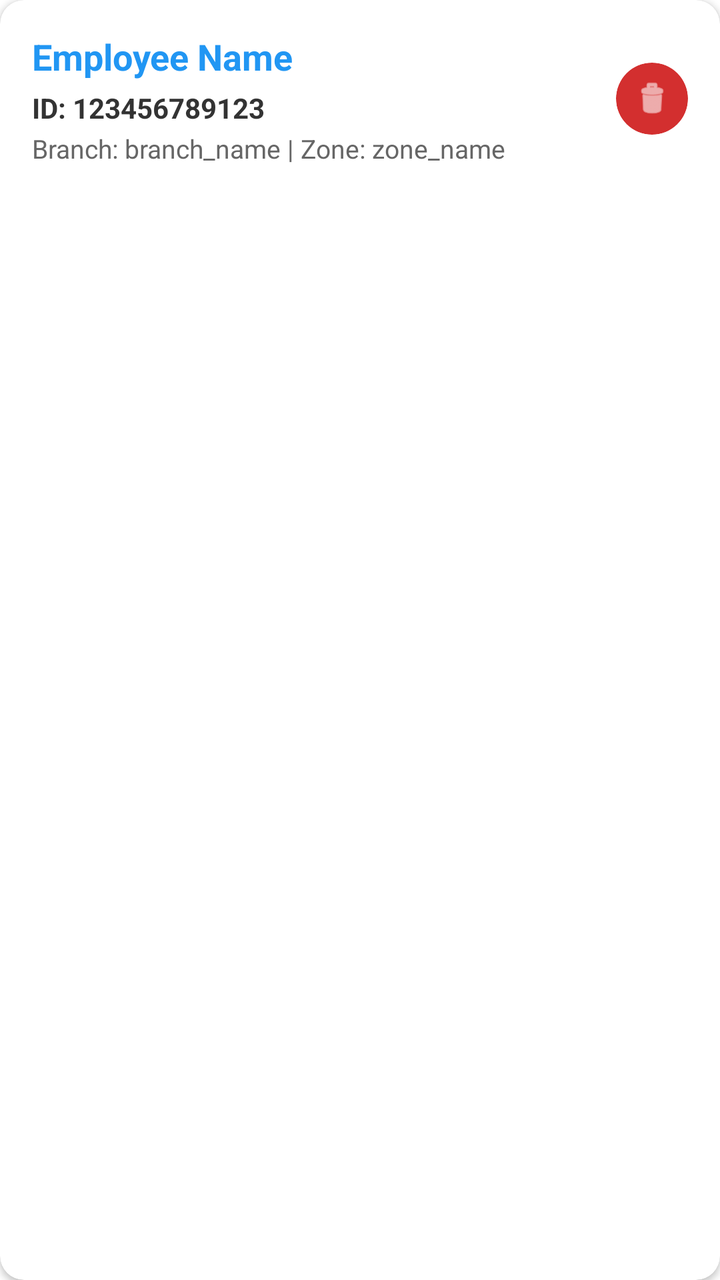
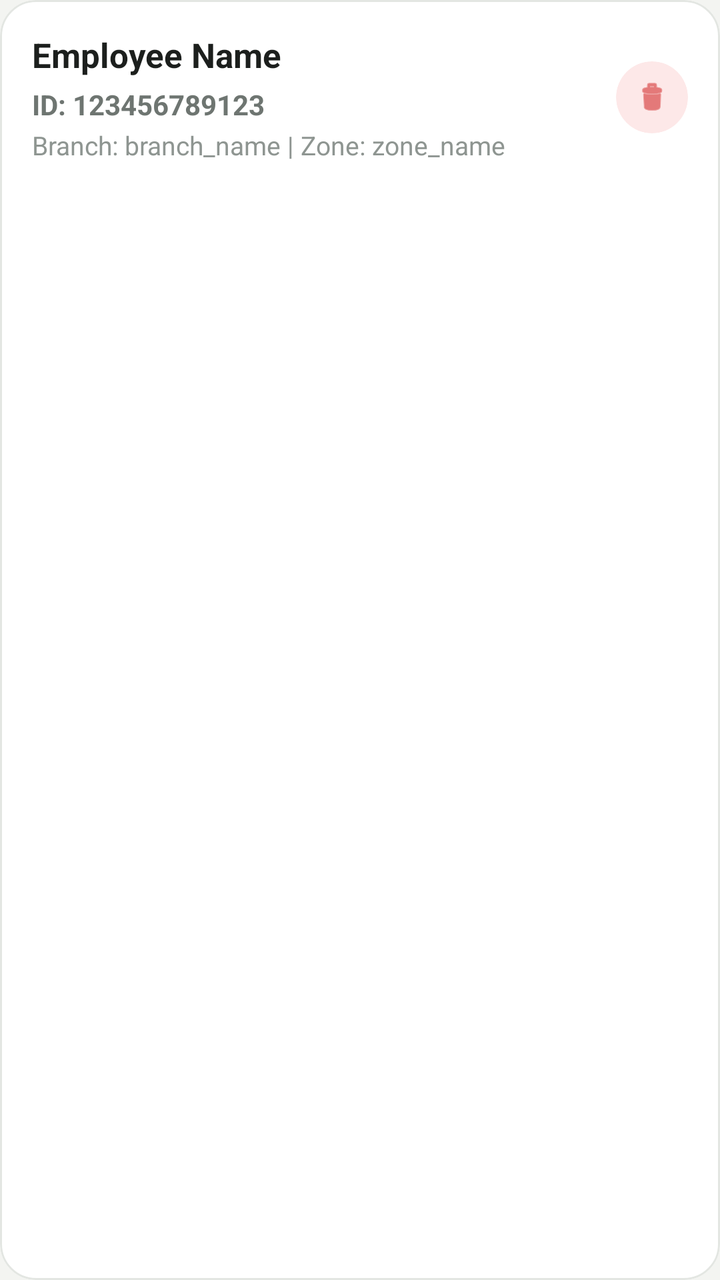

The first picture is an Android layout as it rendered before a commit; the second is the same layout after the commit. The layout source and the unified diff follow.
<!-- AndroidManifest.xml: application theme Theme.PerformanceTracker -->
<!-- res/layout/item_officer.xml -->
<?xml version="1.0" encoding="utf-8"?>
<com.google.android.material.card.MaterialCardView
     xmlns:android="http://schemas.android.com/apk/res/android"
     xmlns:app="http://schemas.android.com/apk/res-auto"
     android:layout_height="wrap_content"
     android:layout_width="match_parent"
     android:layout_marginVertical="6dp"
     android:layout_marginHorizontal="16dp"
     app:cardElevation="2dp"
     app:cardBackgroundColor="#FFFFFF"
     app:cardCornerRadius="12dp">

    <LinearLayout
         android:layout_height="wrap_content"
         android:layout_width="match_parent"
         android:gravity="center_vertical"
         android:padding="16dp"
         android:orientation="horizontal">

        <LinearLayout
             android:layout_height="wrap_content"
             android:layout_width="0dp"
             android:orientation="vertical"
             android:layout_weight="1">

            <TextView
                 android:layout_height="wrap_content"
                 android:layout_width="wrap_content"
                 android:textSize="18sp"
                 android:textColor="#2196F3"
                 android:id="@+id/tvOfficerName"
                 android:text="Employee Name"
                 android:textStyle="bold" />

            <TextView
                 android:layout_height="wrap_content"
                 android:layout_width="wrap_content"
                 android:textSize="14sp"
                 android:textColor="#333333"
                 android:layout_marginTop="4dp"
                 android:id="@+id/tvOfficerId"
                 android:text="ID: 123456789123"
                 android:textStyle="bold" />

            <TextView
                 android:layout_height="wrap_content"
                 android:layout_width="wrap_content"
                 android:textSize="13sp"
                 android:textColor="#666666"
                 android:layout_marginTop="2dp"
                 android:id="@+id/tvBranchZone"
                 android:text="Branch: branch_name | Zone: zone_name" />

        </LinearLayout>

        <com.google.android.material.card.MaterialCardView
             android:layout_height="36dp"
             android:layout_width="36dp"
             android:clickable="true"
             app:cardElevation="0dp"
             app:cardBackgroundColor="#D32F2F"
             app:cardCornerRadius="18dp"
             android:focusable="true"
             android:id="@+id/btnDeleteOfficer"
             android:foreground="?attr/selectableItemBackground">

            <ImageView
                 android:layout_height="match_parent"
                 android:layout_width="match_parent"
                 android:src="@android:drawable/ic_menu_delete"
                 app:tint="#FFFFFF"
                 android:padding="8dp" />

        </com.google.android.material.card.MaterialCardView>

    </LinearLayout>

</com.google.android.material.card.MaterialCardView>
<!-- resources referenced by this layout -->
<resources>
  <style name="Theme.PerformanceTracker" parent="Theme.MaterialComponents.DayNight.NoActionBar">
          <item name="colorPrimary">#2196F3</item>
          <item name="colorPrimaryVariant">#1976D2</item>
          <item name="colorOnPrimary">#FFFFFF</item>
          <item name="android:statusBarColor">#1976D2</item>
      </style>
</resources>

<!-- the commit's change to res/layout/item_officer.xml (unified diff, before → after) -->
@@ -4,11 +4,13 @@
      xmlns:app="http://schemas.android.com/apk/res-auto"
      android:layout_height="wrap_content"
      android:layout_width="match_parent"
-     android:layout_marginVertical="6dp"
+     android:layout_marginVertical="5dp"
      android:layout_marginHorizontal="16dp"
-     app:cardElevation="2dp"
-     app:cardBackgroundColor="#FFFFFF"
-     app:cardCornerRadius="12dp">
+     app:cardElevation="0dp"
+     app:strokeColor="@color/card_stroke"
+     app:strokeWidth="1dp"
+     app:cardBackgroundColor="@color/surface_card"
+     app:cardCornerRadius="18dp">
 
     <LinearLayout
          android:layout_height="wrap_content"
@@ -26,8 +28,8 @@
             <TextView
                  android:layout_height="wrap_content"
                  android:layout_width="wrap_content"
-                 android:textSize="18sp"
-                 android:textColor="#2196F3"
+                 android:textSize="17sp"
+                 android:textColor="@color/text_primary"
                  android:id="@+id/tvOfficerName"
                  android:text="Employee Name"
                  android:textStyle="bold" />
@@ -36,7 +38,7 @@
                  android:layout_height="wrap_content"
                  android:layout_width="wrap_content"
                  android:textSize="14sp"
-                 android:textColor="#333333"
+                 android:textColor="@color/text_secondary"
                  android:layout_marginTop="4dp"
                  android:id="@+id/tvOfficerId"
                  android:text="ID: 123456789123"
@@ -46,7 +48,7 @@
                  android:layout_height="wrap_content"
                  android:layout_width="wrap_content"
                  android:textSize="13sp"
-                 android:textColor="#666666"
+                 android:textColor="@color/text_muted"
                  android:layout_marginTop="2dp"
                  android:id="@+id/tvBranchZone"
                  android:text="Branch: branch_name | Zone: zone_name" />
@@ -58,18 +60,18 @@
              android:layout_width="36dp"
              android:clickable="true"
              app:cardElevation="0dp"
-             app:cardBackgroundColor="#D32F2F"
+             app:cardBackgroundColor="@color/badge_red_bg"
              app:cardCornerRadius="18dp"
              android:focusable="true"
              android:id="@+id/btnDeleteOfficer"
              android:foreground="?attr/selectableItemBackground">
 
             <ImageView
-                 android:layout_height="match_parent"
-                 android:layout_width="match_parent"
+                 android:layout_height="18dp"
+                 android:layout_width="18dp"
+                 android:layout_gravity="center"
                  android:src="@android:drawable/ic_menu_delete"
-                 app:tint="#FFFFFF"
-                 android:padding="8dp" />
+                 app:tint="@color/badge_red_icon" />
 
         </com.google.android.material.card.MaterialCardView>
 
<!-- resource entries referenced after the edit -->
@@ -1,10 +1,46 @@
 <!-- resources referenced by this layout -->
 <resources>
-  <style name="Theme.PerformanceTracker" parent="Theme.MaterialComponents.DayNight.NoActionBar">
-          <item name="colorPrimary">#2196F3</item>
-          <item name="colorPrimaryVariant">#1976D2</item>
-          <item name="colorOnPrimary">#FFFFFF</item>
-          <item name="android:statusBarColor">#1976D2</item>
+  <color name="badge_red_bg">#FDE8E8</color>
+  <color name="badge_red_icon">#D32F2F</color>
+  <color name="card_stroke">#E3E6E2</color>
+  <color name="surface_card">#FFFFFF</color>
+  <color name="text_muted">#8E9591</color>
+  <color name="text_primary">#1C1F1D</color>
+  <color name="text_secondary">#6E7571</color>
+  <style name="Theme.PerformanceTracker" parent="Theme.MaterialComponents.Light.NoActionBar">
+          <item name="colorPrimary">@color/primary</item>
+          <item name="colorPrimaryVariant">@color/primary_dark</item>
+          <item name="colorOnPrimary">@color/white</item>
+          <item name="android:statusBarColor">@color/background</item>
+          <item name="android:windowLightStatusBar">true</item>
+          <item name="android:windowBackground">@color/background</item>
+          <item name="colorSecondary">@color/secondary</item>
+          <item name="colorSurface">@color/surface</item>
+          <item name="colorOnSurface">@color/text_primary</item>
+          <item name="colorControlNormal">@color/input_stroke_unfocused</item>
+          <item name="colorControlActivated">@color/primary</item>
+          <item name="android:textColorHint">@color/text_secondary</item>
+          <item name="textInputStyle">@style/CustomOutlinedBox</item>
       </style>
+  <color name="primary">#1E5A44</color>
+  <color name="primary_dark">#154333</color>
+  <color name="white">#FFFFFF</color>
+  <color name="background">#F3F4F1</color>
+  <color name="secondary">#256650</color>
+  <color name="surface">#FFFFFF</color>
+  <color name="input_stroke_unfocused">#B4BEB8</color>
+  <style name="CustomOutlinedBox" parent="Widget.MaterialComponents.TextInputLayout.OutlinedBox">
+          <item name="boxStrokeColor">@color/box_stroke_selector</item>
+          <item name="boxStrokeWidth">1.5dp</item>
+          <item name="boxStrokeWidthFocused">2dp</item>
+          <item name="boxBackgroundColor">@color/input_background</item>
+          <item name="hintTextColor">@color/primary</item>
+          <item name="android:textColorHint">@color/text_secondary</item>
+          <item name="boxCornerRadiusTopStart">12dp</item>
+          <item name="boxCornerRadiusTopEnd">12dp</item>
+          <item name="boxCornerRadiusBottomStart">12dp</item>
+          <item name="boxCornerRadiusBottomEnd">12dp</item>
+      </style>
+  <color name="input_background">#F7FAF8</color>
 </resources>
 
